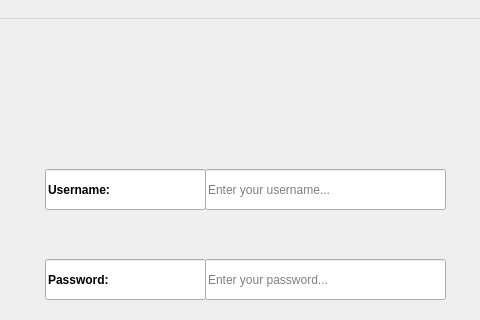
Above: signup.ui from white-vessel/eyd-project before the change; both pictures show x 105 to 585 and y 0 to 320 of the 727 by 594 pixel window. Below: the same form after it.
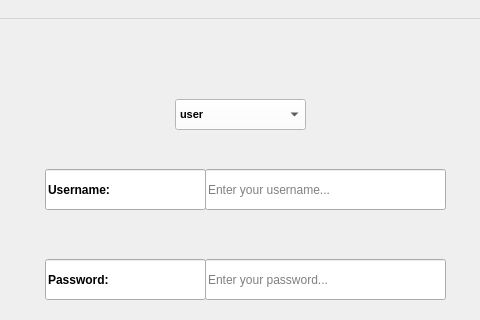
That is the form after the change. Icons and pictures are not drawn.

```diff
--- a/signup.ui
+++ b/signup.ui
@@ -14,7 +14,8 @@
    <string>MainWindow</string>
   </property>
   <property name="styleSheet">
-   <string notr="true">background-image: url(:/new/prefix1/sign up1.jpg);</string>
+   <string notr="true">background-image: url(:/new/prefix1/sign up1.jpg);
+color: rgb(0, 0, 0);</string>
   </property>
   <widget class="QWidget" name="centralwidget">
    <widget class="QLineEdit" name="lineEdit">
@@ -213,6 +214,36 @@
      <string>Back</string>
     </property>
    </widget>
+   <widget class="QComboBox" name="comboBox">
+    <property name="geometry">
+     <rect>
+      <x>280</x>
+      <y>80</y>
+      <width>131</width>
+      <height>31</height>
+     </rect>
+    </property>
+    <property name="font">
+     <font>
+      <pointsize>8</pointsize>
+      <weight>75</weight>
+      <bold>true</bold>
+     </font>
+    </property>
+    <property name="styleSheet">
+     <string notr="true">background-color: rgb(255, 255, 255);</string>
+    </property>
+    <item>
+     <property name="text">
+      <string>user</string>
+     </property>
+    </item>
+    <item>
+     <property name="text">
+      <string>company</string>
+     </property>
+    </item>
+   </widget>
   </widget>
   <widget class="QMenuBar" name="menubar">
    <property name="geometry">
```
